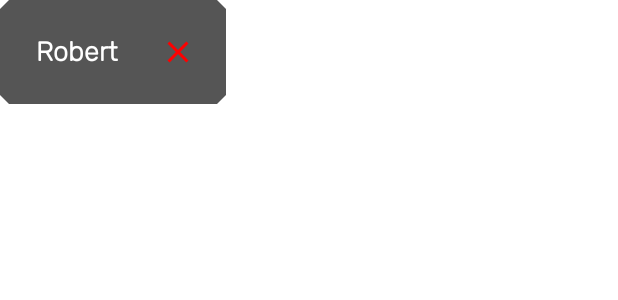
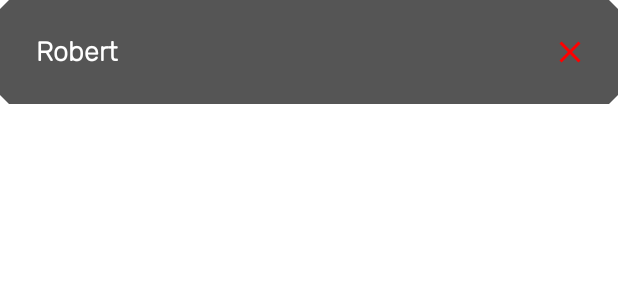
Before and after one commit to robertdraganoiu/DrinkingAcademySpinoff, an Android app built with Jetpack Compose: the @Preview function PlayerCardPreview, on a phone screen of 412 x 824 dp. Shown: the top 300 px of the screen. Run offline under Robolectric (Android 15) with nearby library versions, the phone set to English and light mode, and no system bars.

Commit message:
some stuff

```diff
--- a/androidApp/src/main/java/com/hack/drinkingacademy/android/game/RunningGameScreen.kt
+++ b/androidApp/src/main/java/com/hack/drinkingacademy/android/game/RunningGameScreen.kt
@@ -14,7 +14,7 @@ import androidx.compose.foundation.layout.fillMaxWidth
 import androidx.compose.foundation.layout.padding
 import androidx.compose.foundation.lazy.LazyColumn
 import androidx.compose.foundation.lazy.items
-import androidx.compose.foundation.shape.RoundedCornerShape
+import androidx.compose.foundation.shape.CutCornerShape
 import androidx.compose.material.Text
 import androidx.compose.runtime.Composable
 import androidx.compose.runtime.getValue
@@ -114,7 +114,7 @@ fun ChallengeCard(description: String) {
             .padding(vertical = 8.dp)
             .background(
                 color = Color(0xAA000000), // Semi-transparent dark background
-                shape = RoundedCornerShape(10.dp) // Matching the slider's corner radius
+                shape = CutCornerShape(6.dp) // Matching the slider's corner radius
             )
             .padding(16.dp)
     ) {
--- a/androidApp/src/main/java/com/hack/drinkingacademy/android/player_select/PlayerCard.kt
+++ b/androidApp/src/main/java/com/hack/drinkingacademy/android/player_select/PlayerCard.kt
@@ -4,8 +4,8 @@ import androidx.compose.foundation.background
 import androidx.compose.foundation.layout.Arrangement
 import androidx.compose.foundation.layout.Box
 import androidx.compose.foundation.layout.Row
+import androidx.compose.foundation.layout.fillMaxWidth
 import androidx.compose.foundation.layout.padding
-import androidx.compose.foundation.layout.wrapContentSize
 import androidx.compose.foundation.shape.CutCornerShape
 import androidx.compose.foundation.text.KeyboardActions
 import androidx.compose.foundation.text.KeyboardOptions
@@ -55,7 +55,7 @@ fun PlayerCard(
         Row(
             horizontalArrangement = Arrangement.SpaceBetween,
             verticalAlignment = Alignment.CenterVertically,
-            modifier = Modifier.wrapContentSize()
+            modifier = Modifier.fillMaxWidth()
         ) {
 
             if (readOnly) {
```
